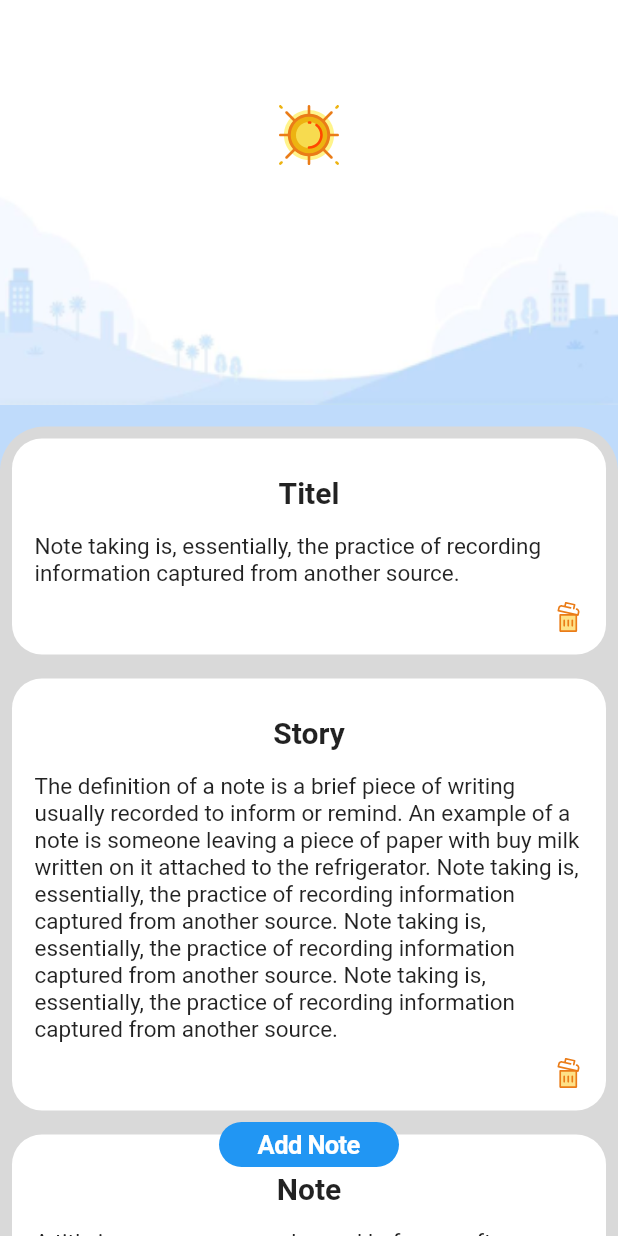
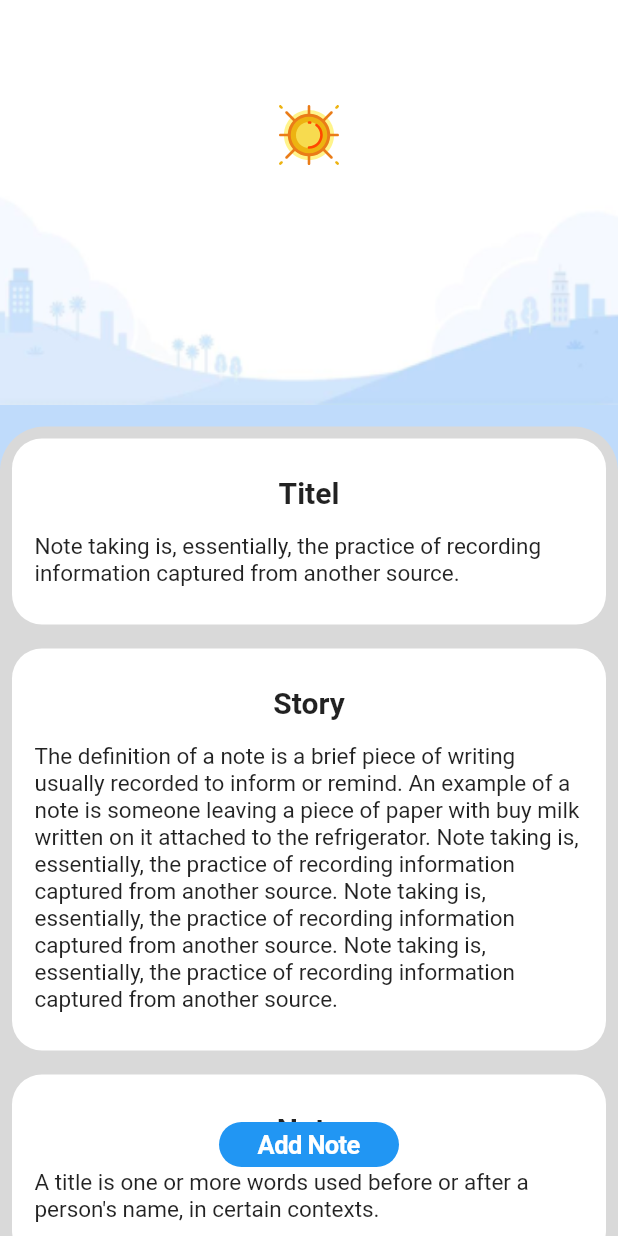
Before and after one commit to navneetprajapati26/Notes, a Flutter app: the screen it shows after launch, on a phone screen of 412 x 824 dp. Run offline on Flutter 3.47's test engine with Material 2 defaults, Android fonts, the phone set to English and light mode, and no system bars; our stand-ins replace animated_splash_screen, flutter_svg.

Commit message:
Structure code and adding delete note 🪶

```diff
--- a/lib/pages/HomeScreen.dart
+++ b/lib/pages/HomeScreen.dart
@@ -3,7 +3,9 @@ import 'package:flutter/material.dart';
 import 'package:flutter_svg/flutter_svg.dart';
 import 'package:notes/pages/AddNoteScreen.dart';
 import 'package:notes/utils/baner.dart';
+import 'package:notes/utils/btn.dart';
 import 'package:notes/utils/handel.dart';
+import 'package:notes/utils/noteBox.dart';
 
 class HomeScreen extends StatefulWidget {
   const HomeScreen({Key? key}) : super(key: key);
@@ -43,69 +45,78 @@ class _HomeScreenState extends State<HomeScreen> {
                         itemCount: str.length,
                         itemBuilder: (context, index) {
                           // final  = str[index];
-                          return Padding(
-                            padding: const EdgeInsets.all(8.0),
-                            child: Container(
-                              decoration: BoxDecoration(
-                                  color: Colors.white,
-                                  borderRadius: BorderRadius.circular(20)),
-                              child: Padding(
-                                padding: const EdgeInsets.all(15.0),
-                                child: Column(
-                                  children: [
-                                    SizedBox(
-                                      height: 10,
-                                    ),
-                                    Text(
-                                      titel[index],
-                                      textAlign: TextAlign.start,
-                                      style: TextStyle(
-                                        fontSize: 20,
-                                        fontWeight: FontWeight.bold,
-                                      ),
-                                    ),
-                                    SizedBox(
-                                      height: 15,
-                                    ),
-                                    Text(
-                                      str[index],
-                                      style: TextStyle(fontSize: 15),
-                                    ),
-                                    SizedBox(
-                                      height: 10,
-                                    ),
-                                    //Delete
-                                    Row(
-                                      mainAxisAlignment: MainAxisAlignment.end,
-                                      children: [
-                                        SizedBox(
-                                            height: 20,
-                                            width: 20,
-                                            child: SvgPicture.asset(
-                                                "assets/delete.svg")),
-                                      ],
-                                    )
-                                  ],
-                                ),
-                              ),
-                            ),
-                          );
+                          // return Padding(
+                          //   padding: const EdgeInsets.all(8.0),
+                          //   child: Container(
+                          //     decoration: BoxDecoration(
+                          //         color: Colors.white,
+                          //         borderRadius: BorderRadius.circular(20)),
+                          //     child: Padding(
+                          //       padding: const EdgeInsets.all(15.0),
+                          //       child: Column(
+                          //         children: [
+                          //           SizedBox(
+                          //             height: 10,
+                          //           ),
+                          //           Text(
+                          //             titel[index],
+                          //             textAlign: TextAlign.start,
+                          //             style: TextStyle(
+                          //               fontSize: 20,
+                          //               fontWeight: FontWeight.bold,
+                          //             ),
+                          //           ),
+                          //           SizedBox(
+                          //             height: 15,
+                          //           ),
+                          //           Text(
+                          //             str[index],
+                          //             style: TextStyle(fontSize: 15),
+                          //           ),
+                          //           SizedBox(
+                          //             height: 10,
+                          //           ),
+                          //           //Delete
+                          //           Row(
+                          //             mainAxisAlignment: MainAxisAlignment.end,
+                          //             children: [
+                          //               SizedBox(
+                          //                   height: 20,
+                          //                   width: 20,
+                          //                   child: SvgPicture.asset(
+                          //                       "assets/delete.svg")),
+                          //             ],
+                          //           )
+                          //         ],
+                          //       ),
+                          //     ),
+                          //   ),
+                          // );
+
+                          return GestureDetector(
+                              onTap: () {
+                                //todo: "edit note"
+                              },
+                              onLongPress: () {
+                                //todo: "delete note"
+                                str.removeAt(index);
+                                titel.removeAt(index);
+                              },
+                              child: NoteBox(
+                                  titel: titel[index], note: str[index]));
                         }),
                   )),
-          new Positioned(
+          Positioned(
             width: width,
-              bottom: 30,
-              child: CupertinoButton(
-                  child: Container(
-                    height: 30,
-                    width: 120,
-                    alignment: Alignment.center,
-                    decoration: BoxDecoration(
-                        color: Colors.blue,
-                        borderRadius: BorderRadius.circular(15)),
-                    child: Text("Add Note",style: TextStyle(fontSize: 17,fontWeight: FontWeight.bold,color: Colors.white),),
-                  ),
-                  onPressed: () {}))
+            bottom: 30,
+            child: Btn(
+                btnName: "Add Note",
+                hight: 30,
+                whith: 120,
+                click: () {
+                  //todo "Add note"
+                }),
+          )
         ],
       ),
     );
--- /dev/null
+++ b/lib/utils/btn.dart
@@ -0,0 +1,34 @@
+import 'package:flutter/cupertino.dart';
+import 'package:flutter/material.dart';
+
+class Btn extends StatelessWidget {
+  String btnName;
+  double hight;
+  double whith;
+  void Function()? click;
+  Btn(
+      {Key? key,
+      required this.btnName,
+      required this.hight,
+      required this.whith,
+      required this.click})
+      : super(key: key);
+
+  @override
+  Widget build(BuildContext context) {
+    return CupertinoButton(
+        child: Container(
+          height: hight,
+          width: whith,
+          alignment: Alignment.center,
+          decoration: BoxDecoration(
+              color: Colors.blue, borderRadius: BorderRadius.circular(15)),
+          child: Text(
+            btnName,
+            style: TextStyle(
+                fontSize: 17, fontWeight: FontWeight.bold, color: Colors.white),
+          ),
+        ),
+        onPressed: click );
+  }
+}
--- /dev/null
+++ b/lib/utils/noteBox.dart
@@ -0,0 +1,65 @@
+import 'package:flutter/cupertino.dart';
+import 'package:flutter/material.dart';
+import 'package:flutter_svg/flutter_svg.dart';
+import 'package:notes/utils/noteBox.dart';
+
+class NoteBox extends StatelessWidget {
+  String titel;
+  String note;
+  //void Function()? delete;
+  NoteBox(
+      {Key? key, required this.titel, required this.note, /*required this.delete*/ })
+      : super(key: key);
+
+  @override
+  Widget build(BuildContext context) {
+    return Padding(
+      padding: const EdgeInsets.all(8.0),
+      child: Container(
+        decoration: BoxDecoration(
+            color: Colors.white, borderRadius: BorderRadius.circular(20)),
+        child: Padding(
+          padding: const EdgeInsets.all(15.0),
+          child: Column(
+            children: [
+              SizedBox(
+                height: 10,
+              ),
+              Text(
+                titel,
+                textAlign: TextAlign.start,
+                style: TextStyle(
+                  fontSize: 20,
+                  fontWeight: FontWeight.bold,
+                ),
+              ),
+              SizedBox(
+                height: 15,
+              ),
+              Text(
+                note,
+                style: TextStyle(fontSize: 15),
+              ),
+              SizedBox(
+                height: 10,
+              ),
+              //Delete
+              // Row(
+              //   mainAxisAlignment: MainAxisAlignment.end,
+              //   children: [
+              //     SizedBox(
+              //         height: 20,
+              //         width: 20,
+              //         child: CupertinoButton(
+              //           onPressed: delete,
+              //           child: SvgPicture.asset("assets/delete.svg"),
+              //         )),
+              //   ],
+              // )
+            ],
+          ),
+        ),
+      ),
+    );
+  }
+}
```
